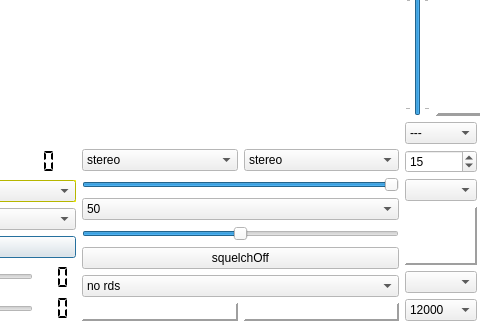
Old version of the form radio.ui in the repository tomneda/sdr-j-fm; both pictures show x 252 to 732 and y 427 to 759 of the 1129 by 759 pixel window.
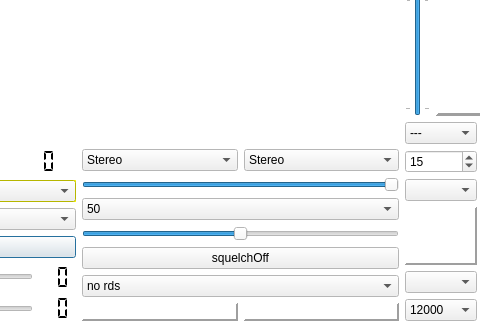
New version of the form. Custom widgets are drawn as their Qt base class.

Commit message: Provide stereo panorama slider

The edit to the form file:
```diff
--- a/radio.ui
+++ b/radio.ui
@@ -714,7 +714,7 @@
                </property>
                <item>
                 <property name="text">
-                 <string>stereo</string>
+                 <string>Stereo</string>
                 </property>
                </item>
                <item>
@@ -731,7 +731,7 @@
                </property>
                <item>
                 <property name="text">
-                 <string>stereo</string>
+                 <string>Stereo</string>
                 </property>
                </item>
                <item>
```
Left out of the diff: 10 changed lines with no effect on the pictures. The commit also changes 3 other files.
